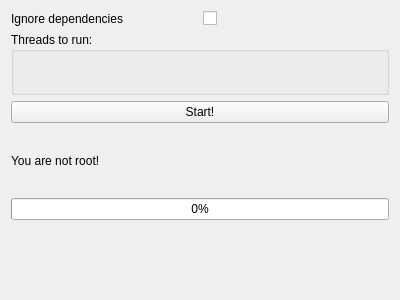
Old version of the form src/relinux/modules/osweaver/osweaver.ui in the repository AnonymousMeerkat/relinux.
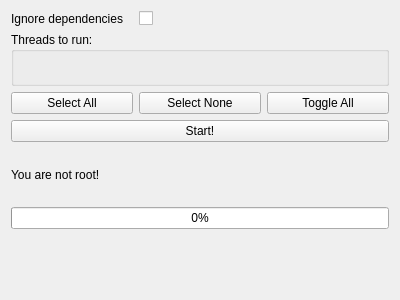
New version of the form.

Commit message: Added checkbox display of threads

```diff
--- a/src/relinux/modules/osweaver/osweaver.ui
+++ b/src/relinux/modules/osweaver/osweaver.ui
@@ -14,12 +14,11 @@
    <string>OSWeaver</string>
   </property>
   <layout class="QGridLayout" name="gridLayout">
-   <item row="1" column="0" colspan="2">
-    <widget class="QGroupBox" name="threadstorun">
-     <property name="title">
-      <string>Threads to run:</string>
+   <item row="2" column="0">
+    <widget class="QPushButton" name="selall">
+     <property name="text">
+      <string>Select All</string>
      </property>
-     <layout class="QGridLayout" name="gridLayout_2"/>
     </widget>
    </item>
    <item row="0" column="0">
@@ -29,13 +28,6 @@
      </property>
     </widget>
    </item>
-   <item row="6" column="0" colspan="2">
-    <widget class="QProgressBar" name="progress">
-     <property name="value">
-      <number>0</number>
-     </property>
-    </widget>
-   </item>
    <item row="0" column="1">
     <widget class="QCheckBox" name="nodepends">
      <property name="text">
@@ -43,27 +35,56 @@
      </property>
     </widget>
    </item>
-   <item row="3" column="0" colspan="2">
+   <item row="2" column="1">
+    <widget class="QPushButton" name="selnone">
+     <property name="text">
+      <string>Select None</string>
+     </property>
+    </widget>
+   </item>
+   <item row="2" column="2">
+    <widget class="QPushButton" name="togsel">
+     <property name="text">
+      <string>Toggle All</string>
+     </property>
+    </widget>
+   </item>
+   <item row="3" column="0" colspan="3">
     <widget class="QPushButton" name="startbutton">
      <property name="text">
       <string>Start!</string>
      </property>
     </widget>
    </item>
-   <item row="8" column="0" colspan="2">
-    <widget class="QLabel" name="terminal">
-     <property name="text">
-      <string/>
-     </property>
-    </widget>
-   </item>
-   <item row="5" column="0" colspan="2">
+   <item row="5" column="0" colspan="3">
     <widget class="QLabel" name="notroot">
      <property name="text">
       <string>You are not root!</string>
      </property>
     </widget>
    </item>
+   <item row="6" column="0" colspan="3">
+    <widget class="QProgressBar" name="progress">
+     <property name="value">
+      <number>0</number>
+     </property>
+    </widget>
+   </item>
+   <item row="8" column="0" colspan="3">
+    <widget class="QLabel" name="terminal">
+     <property name="text">
+      <string/>
+     </property>
+    </widget>
+   </item>
+   <item row="1" column="0" colspan="3">
+    <widget class="QGroupBox" name="threadstorun">
+     <property name="title">
+      <string>Threads to run:</string>
+     </property>
+     <layout class="QGridLayout" name="gridLayout_2"/>
+    </widget>
+   </item>
   </layout>
  </widget>
  <resources/>
```
The commit also changes 3 other files.
